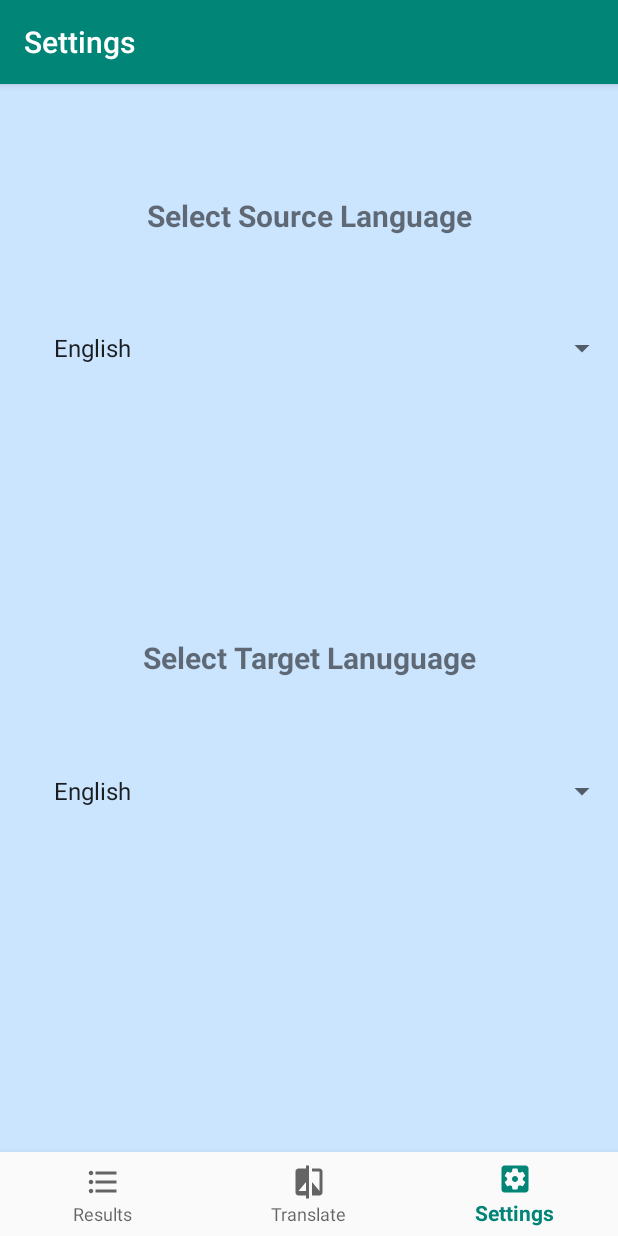
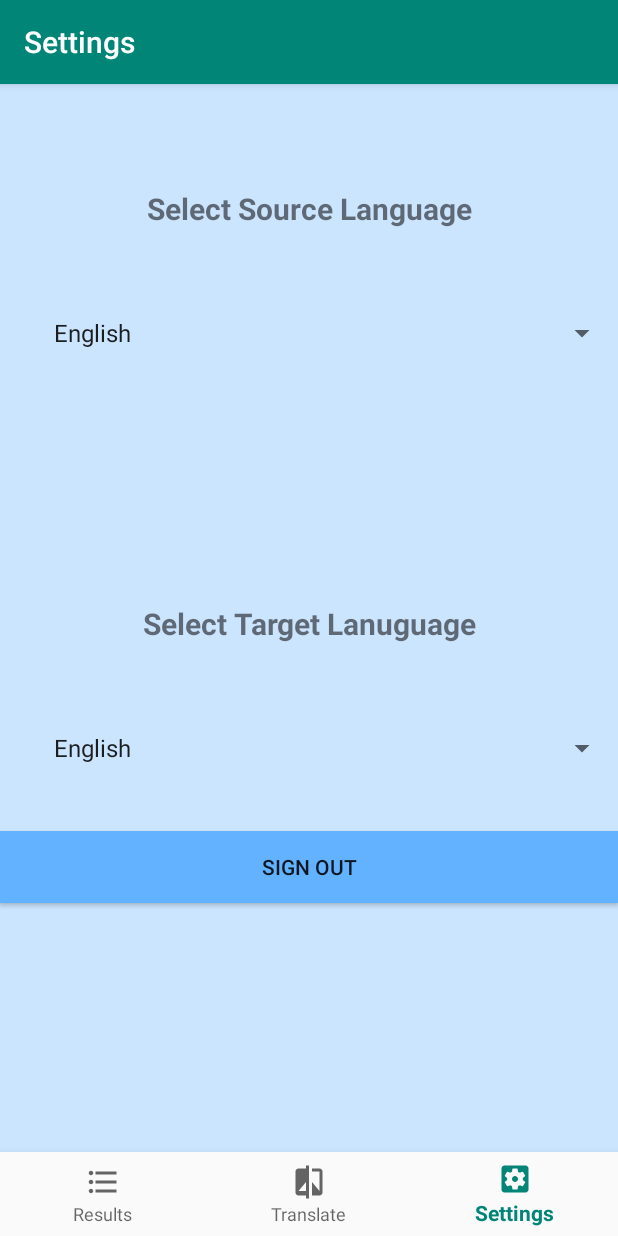
Before and after one commit to itedwards/MenuMap, an Android app: the NotificationsFragment screen opened through its navigation route, on a phone screen of 412 x 824 dp. Run offline under Robolectric (Android 15) with nearby library versions, the phone set to English and light mode, and no system bars; our stand-ins replace Firebase (no records; nobody signed in at launch, a user with empty details on screens opened directly), navigation-ui.

Commit message:
sign out button

```diff
--- a/app/src/main/java/com/example/menumap/ui/notifications/NotificationsFragment.java
+++ b/app/src/main/java/com/example/menumap/ui/notifications/NotificationsFragment.java
@@ -1,11 +1,13 @@
 package com.example.menumap.ui.notifications;
 
+import android.content.Intent;
 import android.os.Bundle;
 import android.util.Log;
 import android.view.LayoutInflater;
 import android.view.View;
 import android.view.ViewGroup;
 import android.widget.AdapterView;
+import android.widget.Button;
 import android.widget.TextView;
 
 import androidx.annotation.Nullable;
@@ -16,7 +18,9 @@ import androidx.lifecycle.ViewModelProviders;
 import android.widget.Spinner;
 import android.widget.ArrayAdapter;
 
+import com.example.menumap.MainActivity;
 import com.example.menumap.R;
+import com.example.menumap.SignInActivity;
 import com.example.menumap.ui.dashboard.DashboardFragment;
 import com.google.android.gms.tasks.OnFailureListener;
 import com.google.android.gms.tasks.OnSuccessListener;
@@ -43,6 +47,15 @@ public class NotificationsFragment extends Fragment {
         DashboardFragment cameraFragment = (DashboardFragment) getFragmentManager().findFragmentById(R.id.navigation_dashboard);
         final Spinner language_spinner = (Spinner) root.findViewById(R.id.language_spinner);
         Spinner targetSpinner = (Spinner) root.findViewById(R.id.targetSpinner);
+
+
+        Button signout = root.findViewById(R.id.signout);
+        signout.setOnClickListener(new View.OnClickListener() {
+            @Override
+            public void onClick(View v) {
+                signOut();
+            }
+        });
 
 
         ArrayAdapter<String> languageAdapter = new ArrayAdapter<String>(getActivity(),
@@ -115,4 +128,10 @@ public class NotificationsFragment extends Fragment {
         });
         return root;
     }
+
+    public void signOut(){
+        FirebaseAuth.getInstance().signOut();
+        Intent goToSignIn = new Intent(getActivity(), SignInActivity.class);
+        startActivity(goToSignIn);
+    }
 }
--- a/app/src/main/res/layout/fragment_notifications.xml
+++ b/app/src/main/res/layout/fragment_notifications.xml
@@ -60,6 +60,14 @@
         tools:layout_editor_absoluteX="0dp"
         tools:layout_editor_absoluteY="6dp" />
 
+
+    <Button
+        android:id="@+id/signout"
+        android:layout_width="match_parent"
+        android:layout_height="wrap_content"
+        android:background="#62B2FF"
+        android:text="Sign Out" />
+
     <View
         android:layout_width="match_parent"
         android:layout_height="0dp"
```
